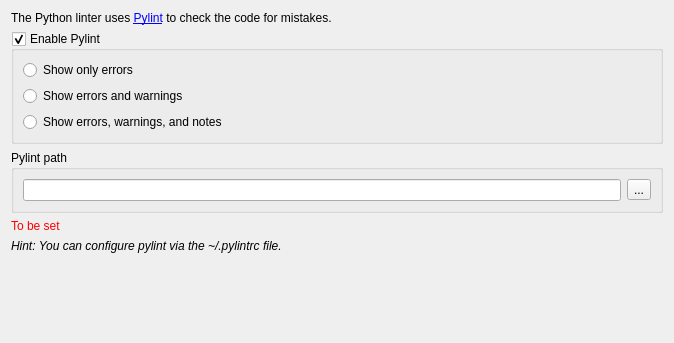
andreikop/enki, file enki/plugins/lint/Settings.ui: the form before one commit.
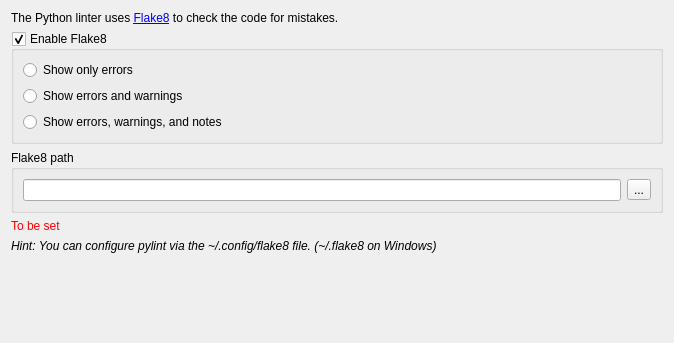
The form after the commit.

Commit message: lint: use flake8 instead of pylint

What changed in the file:
```diff
--- a/enki/plugins/lint/Settings.ui
+++ b/enki/plugins/lint/Settings.ui
@@ -17,7 +17,7 @@
    <item>
     <widget class="QLabel" name="label">
      <property name="text">
-      <string>&lt;html&gt;&lt;head/&gt;&lt;body&gt;&lt;p&gt;The Python linter uses &lt;a href=&quot;http://pylint.org&quot;&gt;&lt;span style=&quot; text-decoration: underline; color:#0000ff;&quot;&gt;Pylint&lt;/span&gt;&lt;/a&gt; to check the code for mistakes.&lt;/p&gt;&lt;/body&gt;&lt;/html&gt;</string>
+      <string>&lt;html&gt;&lt;head/&gt;&lt;body&gt;&lt;p&gt;The Python linter uses &lt;a href=&quot;https://pypi.python.org/pypi/flake8&quot;&gt;&lt;span style=&quot; text-decoration: underline; color:#0000ff;&quot;&gt;Flake8&lt;/span&gt;&lt;/a&gt; to check the code for mistakes.&lt;/p&gt;&lt;/body&gt;&lt;/html&gt;</string>
      </property>
      <property name="openExternalLinks">
       <bool>true</bool>
@@ -27,7 +27,7 @@
    <item>
     <widget class="QGroupBox" name="gbEnabled">
      <property name="title">
-      <string>Enable Pylint</string>
+      <string>Enable Flake8</string>
      </property>
      <property name="checkable">
       <bool>true</bool>
@@ -60,7 +60,7 @@
    <item>
     <widget class="QGroupBox" name="gbPylintPath">
      <property name="title">
-      <string>Pylint path</string>
+      <string>Flake8 path</string>
      </property>
      <layout class="QHBoxLayout" name="horizontalLayout">
       <item>
@@ -128,7 +128,7 @@
       </font>
      </property>
      <property name="text">
-      <string>Hint: You can configure pylint via the ~/.pylintrc file.</string>
+      <string>&lt;html&gt;&lt;head/&gt;&lt;body&gt;&lt;p&gt;Hint: You can configure pylint via the ~/.config/flake8 file. (~/.flake8 on Windows)&lt;/p&gt;&lt;/body&gt;&lt;/html&gt;</string>
      </property>
     </widget>
    </item>
```
Left out of the diff: 6 changed lines with no effect on the pictures. The commit also changes 6 other files.
